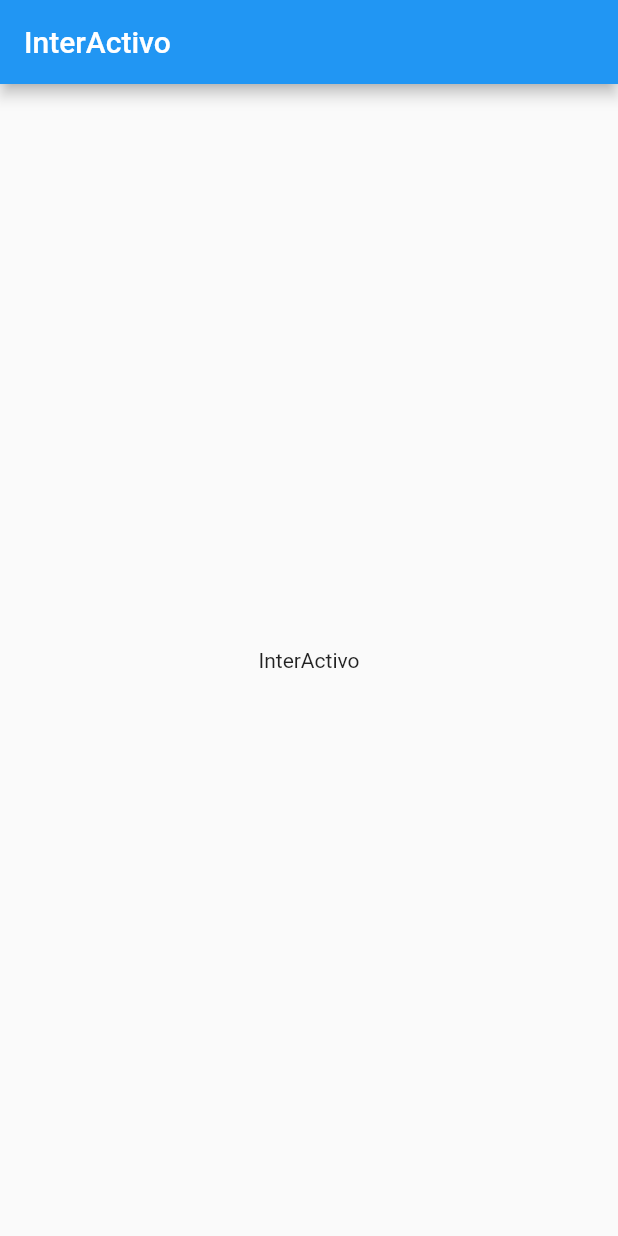
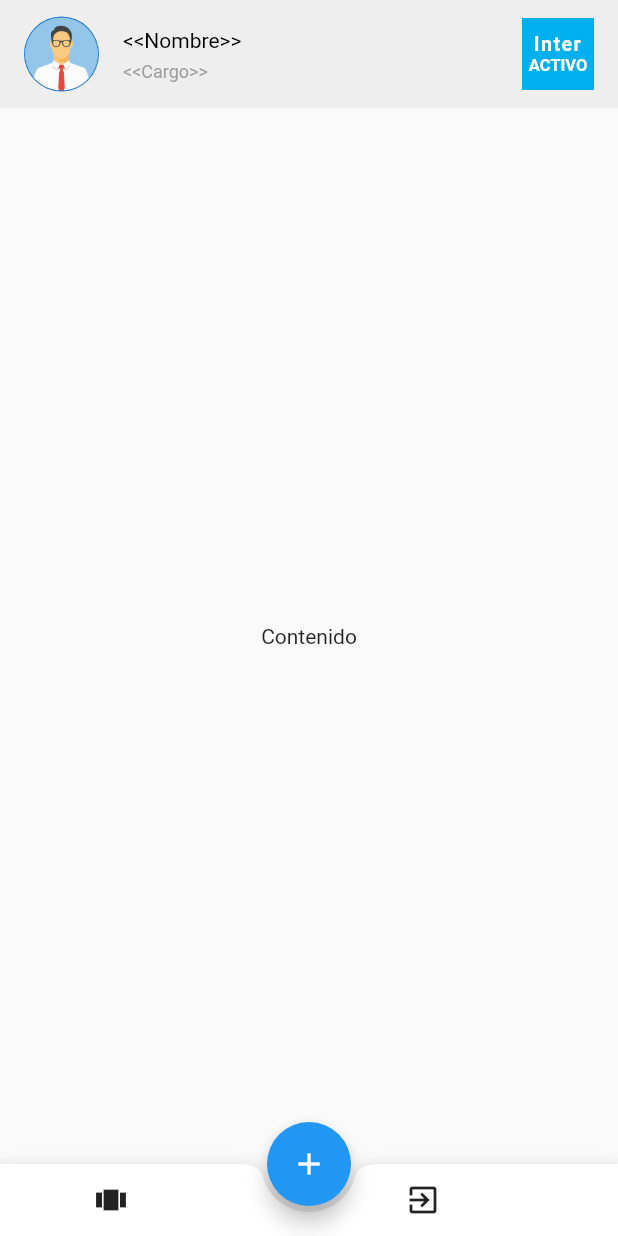
Before and after one commit to jsebasdm/InterACTIVO, a Flutter app: the screen it shows after launch, on a phone screen of 412 x 824 dp. Run offline on Flutter 3.47's test engine with Material 2 defaults, Android fonts, the phone set to English and light mode, and no system bars.

Commit message:
Creamos un archivo para cada una de las páginas y añadimos algunos componentes como la barra superior y el menu inferior, necesarios en varias páginas

```diff
--- /dev/null
+++ b/lib/Componentes/BarraSuperior.dart
@@ -0,0 +1,26 @@
+// Librerías
+import 'package:flutter/cupertino.dart';
+import 'package:flutter/material.dart';
+
+// Archivos Externos
+import 'package:interactivo/Componentes/LogoInterGrupo.dart';
+import 'package:interactivo/Utilidades/Constantes.dart';
+
+// Clase
+class BarraSuperior extends StatelessWidget {
+
+  // Método Contenido Gráfico
+  @override
+  Widget build(BuildContext context) {
+    return Container(
+      color: Colors.grey[200],
+      child: ListTile(
+        leading: CircleAvatar(radius: 25, backgroundImage: AssetImage('assets/imagenes/ImagenAvatar.png')),
+        title: Text('<<Nombre>>', style: estiloNombreColaborador),
+        subtitle: Text('<<Cargo>>', style: estiloCargoColaborador),
+        trailing: LogoInterGrupo(textoAbajo: 'ACTIVO'),
+      ),
+    );
+  }
+
+}
--- /dev/null
+++ b/lib/Componentes/LogoInterGrupo.dart
@@ -0,0 +1,60 @@
+// Librerías
+import 'package:flutter/cupertino.dart';
+import 'package:flutter/material.dart';
+
+// Archivos Externos
+import 'package:interactivo/Utilidades/Constantes.dart';
+
+// Clase
+class LogoInterGrupo extends StatelessWidget {
+  // Atributos
+  final String textoArriba;
+  final String textoAbajo;
+  final double tamagnoCuadro;
+  final double tamagnoLetra;
+  final Color colorFondo;
+  final Color colorLetra;
+
+  // Constructor
+  LogoInterGrupo({
+    this.textoArriba = 'Inter',
+    this.textoAbajo = 'Grupo',
+    this.tamagnoCuadro = 48,
+    this.tamagnoLetra = 13,
+    this.colorFondo = colorAzulClaro,
+    this.colorLetra = Colors.white,
+  });
+
+  // Método Auxiliar Textos
+  Widget crearTexto(String texto, double tamagno, {double espaciado}) {
+    return Text(
+      texto,
+      textAlign: TextAlign.center,
+      style: TextStyle(
+        fontFamily: 'Roboto',
+        fontWeight: FontWeight.bold,
+        color: colorLetra,
+        fontSize: tamagno,
+        letterSpacing: espaciado,
+      ),
+    );
+  }
+
+  // Método Contenido Gráfico
+  @override
+  Widget build(BuildContext contexto) {
+    return Container(
+      color: colorFondo,
+      width: tamagnoCuadro,
+      height: tamagnoCuadro,
+      child: Column(
+        mainAxisAlignment: MainAxisAlignment.center,
+        crossAxisAlignment: CrossAxisAlignment.stretch,
+        children: <Widget>[
+          crearTexto(textoArriba, tamagnoLetra, espaciado: 1),
+          crearTexto(textoAbajo, tamagnoLetra - 2, espaciado: 0),
+        ],
+      ),
+    );
+  }
+}
--- /dev/null
+++ b/lib/Componentes/Menu.dart
@@ -0,0 +1,30 @@
+import 'package:flutter/material.dart';
+
+class Menu extends StatelessWidget {
+  @override
+  Widget build(BuildContext context) {
+    return BottomAppBar(
+      shape: CircularNotchedRectangle(),
+      notchMargin: 4.0,
+      child: Row(
+        mainAxisSize: MainAxisSize.max,
+        children: <Widget>[
+          SizedBox(
+            width: 50,
+          ),
+          IconButton(
+            icon: Icon(Icons.view_carousel),
+            onPressed: () {},
+          ),
+          SizedBox(
+            width: 160,
+          ),
+          IconButton(
+            icon: Icon(Icons.exit_to_app),
+            onPressed: () {},
+          ),
+        ],
+      ),
+    );
+  }
+}
--- a/lib/Main.dart
+++ b/lib/Main.dart
@@ -1,5 +1,9 @@
 // Librerías
 import 'package:flutter/material.dart';
+import 'package:flutter/services.dart';
+
+// Archivos Externos
+import 'Utilidades/Constantes.dart';
 
 // Función Principal
 void main() => runApp(Aplicacion());
@@ -8,23 +12,15 @@ void main() => runApp(Aplicacion());
 class Aplicacion extends StatelessWidget {
   @override
   Widget build(BuildContext context) {
+    // Color de Barra de Estado
+    SystemChrome.setSystemUIOverlayStyle(SystemUiOverlayStyle(statusBarColor: colorAzulOpaco));
+
+    // Aplicación
     return MaterialApp(
-      title: 'Inter Activo',
-      theme: ThemeData(primarySwatch: Colors.blue),
-      home: PaginaInicial(),
+      debugShowCheckedModeBanner: false,
+      title: 'InterActivo',
+      initialRoute: 'Pruebas',
+      routes: mapaRutas,
     );
   }
 }
-
-// Clase Página Inicial
-class PaginaInicial extends StatelessWidget {
-  @override
-  Widget build(BuildContext context) {
-    return Scaffold(
-      appBar: AppBar(title: Text('InterActivo')),
-      body: Center(
-        child: Text('InterActivo'),
-      ),
-    );
-  }
-}
--- /dev/null
+++ b/lib/Paginas/PaginaPruebas.dart
@@ -0,0 +1,35 @@
+// Librerías
+import 'package:flutter/material.dart';
+
+// Archivos Externos
+import 'package:interactivo/Componentes/BarraSuperior.dart';
+import 'package:interactivo/Componentes/Menu.dart';
+
+// Clase Página
+class PaginaPruebas extends StatelessWidget {
+  // ELEMENTOS GRÁFICOS
+  // Contenido Principal de Página
+  Widget contenidoPagina() {
+    return Center(
+      child: Text('Contenido'),
+    );
+  }
+
+  // Método Contenido Gráfico
+  @override
+  Widget build(BuildContext contexto) {
+    return Scaffold(
+      body: SafeArea(
+        child: Column(
+            crossAxisAlignment: CrossAxisAlignment.stretch,
+            children: <Widget>[BarraSuperior(), Expanded(child: contenidoPagina())]),
+      ),
+      bottomNavigationBar: Menu(),
+      floatingActionButtonLocation: FloatingActionButtonLocation.centerDocked,
+      floatingActionButton: FloatingActionButton(
+        child: const Icon(Icons.add),
+        onPressed: () {},
+      ),
+    );
+  }
+}
--- /dev/null
+++ b/lib/Utilidades/Constantes.dart
@@ -0,0 +1,29 @@
+// Librerías
+import 'package:flutter/material.dart';
+
+// Archivos Externos
+import 'package:interactivo/Paginas/PaginaDespedida.dart';
+import 'package:interactivo/Paginas/PaginaFormulario.dart';
+import 'package:interactivo/Paginas/PaginaGaleria.dart';
+import 'package:interactivo/Paginas/PaginaIngreso.dart';
+import 'package:interactivo/Paginas/PaginaSplash.dart';
+import 'package:interactivo/Paginas/PaginaPruebas.dart';
+
+// Mapa de Rutas
+final Map<String, StatelessWidget Function(BuildContext contexto)> mapaRutas = {
+  'Splash': (BuildContext contexto) => PaginaSplash(),
+  'Ingreso': (BuildContext contexto) => PaginaIngreso(),
+  'Formulario': (BuildContext contexto) => PaginaFormulario(),
+  'Galeria': (BuildContext contexto) => PaginaGaleria(),
+  'Despedida': (BuildContext contexto) => PaginaDespedida(),
+  'Pruebas': (BuildContext contexto) => PaginaPruebas(),
+};
+
+// Colores
+const Color colorAzulClaro = Color(0xFF00AFEE);
+const Color colorAzulOpaco = Color(0xFF003B4B);
+const Color colorGrisAzulado = Color(0xFF293742);
+
+// Estilos Texto
+const TextStyle estiloNombreColaborador = TextStyle(fontSize: 14, fontFamily: 'Roboto', color: Colors.black);
+const TextStyle estiloCargoColaborador = TextStyle(fontSize: 12, fontFamily: 'Roboto', color: Colors.grey);
--- a/pubspec.yaml
+++ b/pubspec.yaml
@@ -16,3 +16,5 @@ dev_dependencies:
 
 flutter:
   uses-material-design: true
+  assets:
+    - assets/imagenes/
```
Also changed, not shown: lib/Paginas/PaginaDespedida.dart (added, +11 -0 lines), lib/Paginas/PaginaFormulario.dart (added, +35 -0 lines), lib/Paginas/PaginaGaleria.dart (added, +35 -0 lines), lib/Paginas/PaginaIngreso.dart (added, +11 -0 lines), lib/Paginas/PaginaSplash.dart (added, +11 -0 lines), assets/imagenes/ImagenAvatar.png (added), 39 other files.
